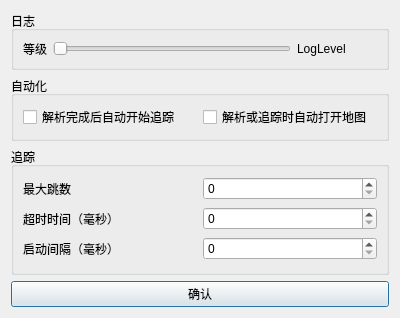
This is nyatrace_configs.ui in Candinya/NyaTrace as Qt 5 draws it before an edit. The edited form follows.
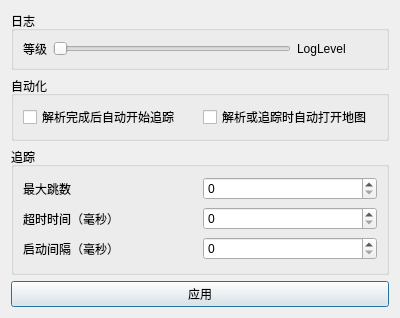
This is the edited form.

Commit message:
fix: clarify button func
it's not save

```diff
--- a/nyatrace_configs.ui
+++ b/nyatrace_configs.ui
@@ -192,7 +192,7 @@
       </sizepolicy>
      </property>
      <property name="text">
-      <string>确认</string>
+      <string>应用</string>
      </property>
     </widget>
    </item>
```
Left out of the diff: 2 changed lines with no effect on the pictures. The commit also changes 2 other files.
